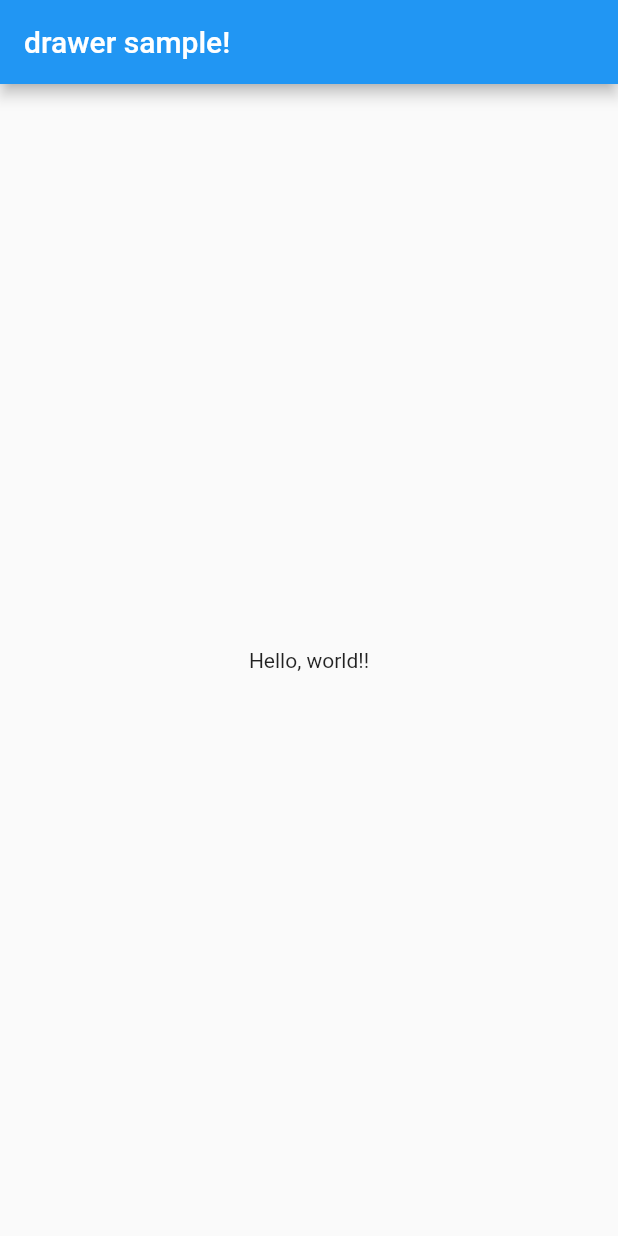
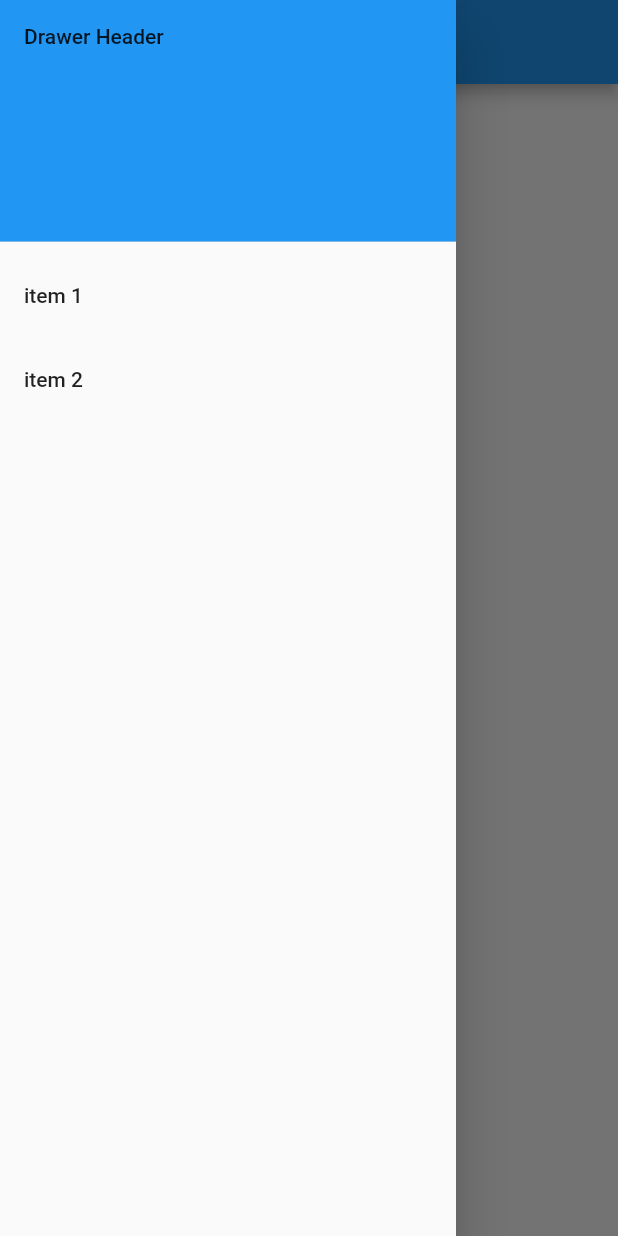
Before and after one commit to pocari/drawer_sample, a Flutter app: the screen it shows after launch, with the side drawer open (before the commit the screen has no drawer), on a phone screen of 412 x 824 dp. Run offline on Flutter 3.47's test engine with Material 2 defaults, Android fonts, the phone set to English and light mode, and no system bars.

Commit message:
add drawer

```diff
--- a/lib/main.dart
+++ b/lib/main.dart
@@ -18,6 +18,33 @@ class MyApp extends StatelessWidget {
       body: Center(
         child: Text("Hello, world!!"),
       ),
+      drawer: Drawer(
+        child: ListView(
+          padding: EdgeInsets.zero,
+          children: <Widget>[
+            DrawerHeader(
+              child: Text('Drawer Header'),
+              decoration: BoxDecoration(
+                color: Colors.blue,
+              ),
+            ),
+            ListTile(
+              title: Text('item 1'),
+              onTap: () {
+                print("item 1 selected");
+                Navigator.pop(context);
+              },
+            ),
+            ListTile(
+              title: Text('item 2'),
+              onTap: () {
+                print("item 2 selected");
+                Navigator.pop(context);
+              },
+            )
+          ],
+        ),
+      ),
     );
   }
 }
```
